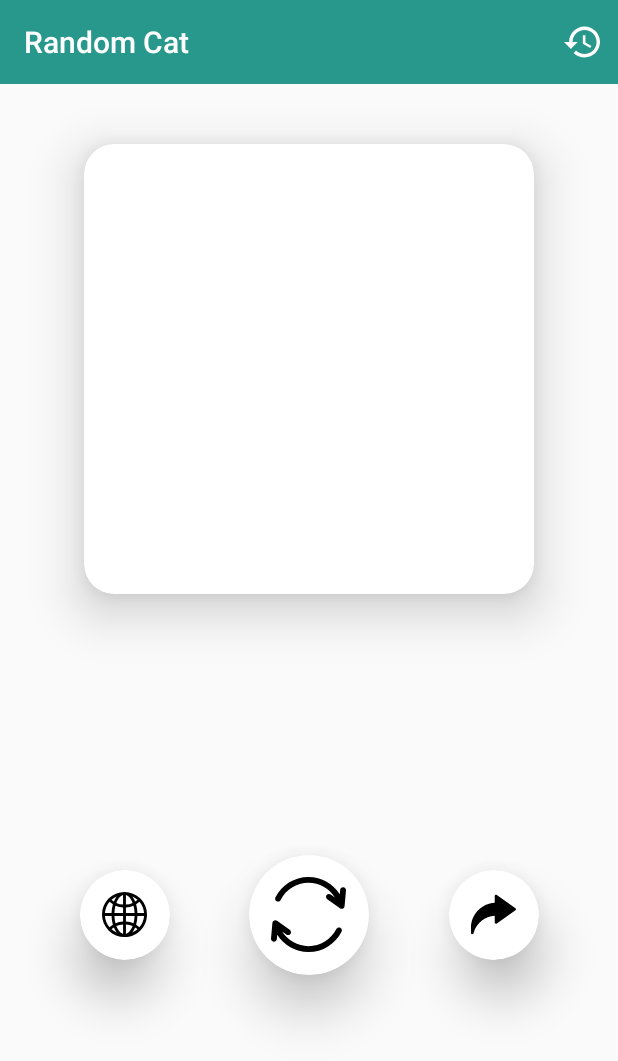
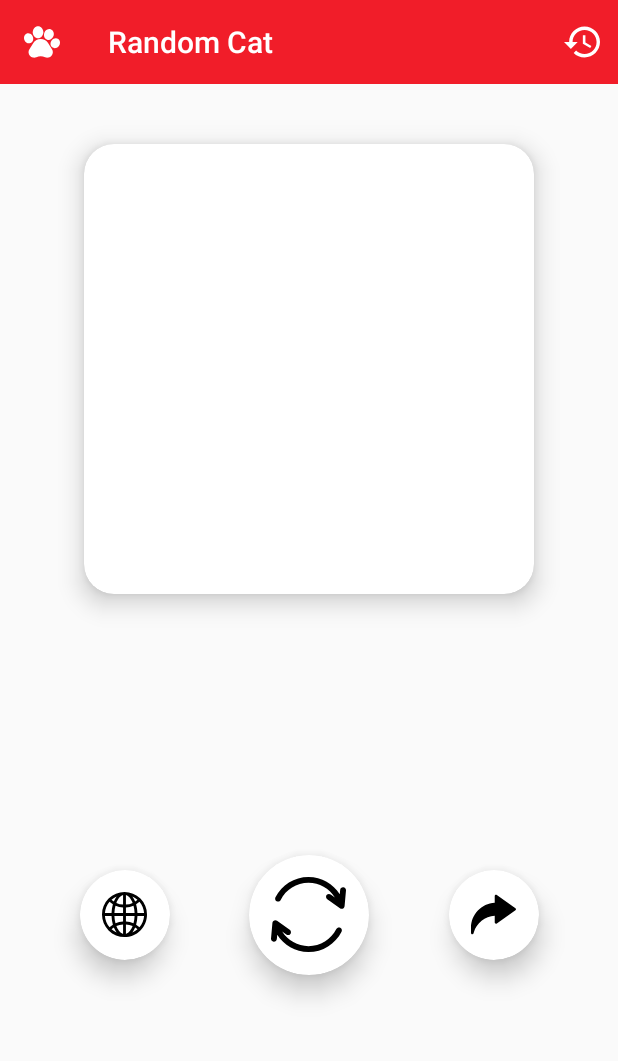
Before and after one commit to UsmonHamidulloh/random-cat, an Android app: the screen it shows after launch (MainActivity), on a phone screen of 412 x 824 dp. Shown: the top 1061 px of the screen. Run offline under Robolectric (Android 15) with nearby library versions, the phone set to English and light mode, and no system bars; our stand-ins replace Room's generated code; pictures from the network do not load; 1 statement that could not run was skipped.

Commit message:
toolbar color changed

```diff
--- a/app/src/main/java/usmon/hamidulloh/randomcat/ui/HistoryActivity.kt
+++ b/app/src/main/java/usmon/hamidulloh/randomcat/ui/HistoryActivity.kt
@@ -78,7 +78,7 @@
         val builder = AlertDialog.Builder(this)
 
         builder.apply {
-            setTitle("Delete ?")
+            setTitle("Delete")
             setMessage("Are you sure you want delete item forever ?")
             setPositiveButton("Delete") { dialogInterface, which ->
                 uiScope.launch {
--- a/app/src/main/java/usmon/hamidulloh/randomcat/ui/MainActivity.kt
+++ b/app/src/main/java/usmon/hamidulloh/randomcat/ui/MainActivity.kt
@@ -6,6 +6,7 @@
 import android.util.Log
 import android.view.Menu
 import android.view.MenuItem
+import android.widget.Toast
 import androidx.appcompat.app.AlertDialog
 import androidx.appcompat.app.AppCompatActivity
 import com.bumptech.glide.Glide
@@ -39,6 +40,12 @@
 
         val toolbar = binding.toolbar
         setSupportActionBar(toolbar)
+
+        toolbar.setNavigationOnClickListener {
+            Toast.makeText(this, "Developer's channel", Toast.LENGTH_SHORT).show()
+            val intent = Intent(Intent.ACTION_VIEW, Uri.parse("https://t.me/usmon_h"))
+            startActivity(intent)
+        }
 
         fetchPhoto()
 
--- /dev/null
+++ b/app/src/main/res/drawable/ic_pawprint_2.xml
@@ -0,0 +1,8 @@
+<vector android:height="24dp" android:viewportHeight="512"
+    android:viewportWidth="512.0001" android:width="24dp" xmlns:android="http://schemas.android.com/apk/res/android">
+    <path android:fillColor="#FFFF" android:pathData="m342.383,271.352c-23.039,-35.941 -62.277,-57.402 -104.965,-57.402s-81.926,21.461 -104.961,57.402l-55.516,86.605c-9.211,14.367 -13.461,30.969 -12.293,47.996 1.168,17.031 7.648,32.891 18.738,45.875 11.098,12.973 25.762,21.84 42.406,25.645 16.645,3.805 33.707,2.18 49.34,-4.691l1.047,-0.465c39.336,-16.945 84.285,-16.789 123.52,0.465 10.121,4.449 20.844,6.699 31.664,6.699 5.883,0 11.801,-0.668 17.664,-2.004 16.645,-3.801 31.309,-12.668 42.41,-25.645 11.094,-12.973 17.578,-28.836 18.75,-45.871 1.172,-17.035 -3.078,-33.633 -12.289,-48.008zM342.383,271.352"/>
+    <path android:fillColor="#FFFF" android:pathData="m91.895,271.238c16.516,-6.344 29.063,-19.652 35.328,-37.477 5.965,-16.961 5.477,-36.109 -1.379,-53.922 -6.859,-17.801 -19.336,-32.332 -35.133,-40.922 -16.594,-9.02 -34.824,-10.488 -51.313,-4.133 -33.172,12.754 -48.395,53.746 -33.93,91.398 11.555,29.969 38.504,48.887 65.75,48.887 6.957,0 13.934,-1.234 20.676,-3.832zM91.895,271.238"/>
+    <path android:fillColor="#FFFF" android:pathData="m199.613,203.387c41.469,0 75.207,-38.438 75.207,-85.684 0,-47.258 -33.738,-85.703 -75.207,-85.703 -41.465,0 -75.199,38.445 -75.199,85.703 0,47.246 33.734,85.684 75.199,85.684zM199.613,203.387"/>
+    <path android:fillColor="#FFFF" android:pathData="m329.496,224.438h0.004c6.379,2.117 12.887,3.129 19.367,3.129 30.242,0 59.715,-22.012 70.961,-55.84 6.477,-19.473 6.051,-40.063 -1.199,-57.973 -7.586,-18.75 -21.645,-32.359 -39.59,-38.324 -17.949,-5.965 -37.359,-3.477 -54.66,7 -16.527,10.008 -29.191,26.246 -35.66,45.719 -13.652,41.078 4.641,84.273 40.777,96.289zM329.496,224.438"/>
+    <path android:fillColor="#FFFF" android:pathData="m487.875,214.438 l-0.012,-0.012c-28.598,-21.125 -71.367,-11.969 -95.348,20.422 -23.957,32.406 -20.211,75.973 8.344,97.113 10.414,7.715 22.719,11.402 35.313,11.402 21.949,0 44.785,-11.203 60.051,-31.805 23.953,-32.406 20.211,-75.973 -8.348,-97.121zM487.875,214.438"/>
+</vector>
--- a/app/src/main/res/layout/activity_history.xml
+++ b/app/src/main/res/layout/activity_history.xml
@@ -14,7 +14,7 @@
         app:layout_constraintTop_toTopOf="parent"
         app:title="History"
         app:titleTextColor="@color/white"
-        android:background="#D5008577"/>
+        android:background="@color/red2"/>
 
     <androidx.recyclerview.widget.RecyclerView
         android:id="@+id/images_list"
--- a/app/src/main/res/layout/activity_main.xml
+++ b/app/src/main/res/layout/activity_main.xml
@@ -10,10 +10,11 @@
         android:id="@+id/toolbar"
         android:layout_width="match_parent"
         android:layout_height="?attr/actionBarSize"
+        android:background="@color/red2"
         app:layout_constraintTop_toTopOf="parent"
         app:title="Random Cat"
         app:titleTextColor="@color/white"
-        android:background="#D5008577"/>
+        app:navigationIcon="@drawable/ic_pawprint_2"/>
 
     <androidx.cardview.widget.CardView
         android:id="@+id/image_frame"
@@ -23,11 +24,11 @@
         android:clickable="true"
         android:focusable="true"
         android:foreground="?attr/selectableItemBackground"
+        app:cardCornerRadius="20sp"
+        app:cardElevation="10sp"
+        app:layout_constraintEnd_toEndOf="parent"
         app:layout_constraintStart_toStartOf="parent"
-        app:layout_constraintEnd_toEndOf="parent"
-        app:layout_constraintTop_toBottomOf="@id/toolbar"
-        app:cardElevation="20sp"
-        app:cardCornerRadius="20sp">
+        app:layout_constraintTop_toBottomOf="@id/toolbar">
 
 
         <ImageView
@@ -35,8 +36,8 @@
             android:layout_width="match_parent"
             android:layout_height="match_parent"
             android:scaleType="centerCrop"
-            tools:src="@drawable/img_cat"
-            tools:ignore="ContentDescription" />
+            tools:ignore="ContentDescription"
+            tools:src="@drawable/img_cat"/>
 
     </androidx.cardview.widget.CardView>
 
@@ -47,18 +48,18 @@
         android:clickable="true"
         android:focusable="true"
         android:foreground="?attr/selectableItemBackground"
+        app:cardCornerRadius="300dp"
+        app:cardElevation="10sp"
+        app:layout_constraintBottom_toBottomOf="parent"
+        app:layout_constraintEnd_toEndOf="parent"
         app:layout_constraintStart_toStartOf="parent"
-        app:layout_constraintEnd_toEndOf="parent"
-        app:layout_constraintTop_toBottomOf="@id/image_frame"
-        app:layout_constraintBottom_toBottomOf="parent"
-        app:cardCornerRadius="300dp"
-        app:cardElevation="20sp" >
+        app:layout_constraintTop_toBottomOf="@id/image_frame">
 
         <ImageView
             android:layout_width="50dp"
             android:layout_height="50dp"
+            android:layout_gravity="center"
             android:src="@drawable/ic_refresh"
-            android:layout_gravity="center"
             tools:ignore="ContentDescription" />
 
     </androidx.cardview.widget.CardView>
@@ -70,18 +71,18 @@
         android:clickable="true"
         android:focusable="true"
         android:foreground="?attr/selectableItemBackground"
+        app:cardCornerRadius="300dp"
+        app:cardElevation="10sp"
+        app:layout_constraintBottom_toBottomOf="parent"
+        app:layout_constraintEnd_toStartOf="@id/refresh"
         app:layout_constraintStart_toStartOf="parent"
-        app:layout_constraintEnd_toStartOf="@id/refresh"
-        app:layout_constraintTop_toBottomOf="@id/image_frame"
-        app:layout_constraintBottom_toBottomOf="parent"
-        app:cardCornerRadius="300dp"
-        app:cardElevation="20sp" >
+        app:layout_constraintTop_toBottomOf="@id/image_frame">
 
         <ImageView
             android:layout_width="30dp"
             android:layout_height="30dp"
+            android:layout_gravity="center"
             android:src="@drawable/ic_globe"
-            android:layout_gravity="center"
             tools:ignore="ContentDescription" />
 
     </androidx.cardview.widget.CardView>
@@ -93,18 +94,18 @@
         android:clickable="true"
         android:focusable="true"
         android:foreground="?attr/selectableItemBackground"
+        app:cardCornerRadius="300dp"
+        app:cardElevation="10sp"
+        app:layout_constraintBottom_toBottomOf="parent"
+        app:layout_constraintEnd_toEndOf="parent"
         app:layout_constraintStart_toEndOf="@id/refresh"
-        app:layout_constraintEnd_toEndOf="parent"
-        app:layout_constraintTop_toBottomOf="@id/image_frame"
-        app:layout_constraintBottom_toBottomOf="parent"
-        app:cardCornerRadius="300dp"
-        app:cardElevation="20sp" >
+        app:layout_constraintTop_toBottomOf="@id/image_frame">
 
         <ImageView
             android:layout_width="30dp"
             android:layout_height="30dp"
+            android:layout_gravity="center"
             android:src="@drawable/ic_next"
-            android:layout_gravity="center"
             tools:ignore="ContentDescription" />
 
     </androidx.cardview.widget.CardView>
--- a/app/src/main/res/menu/main_menu.xml
+++ b/app/src/main/res/menu/main_menu.xml
@@ -4,6 +4,6 @@
     <item
         android:id="@+id/history"
         android:icon="@drawable/ic_history"
-        android:title="History"
+        android:title=""
         app:showAsAction="always"/>
 </menu>
--- a/app/src/main/res/values/colors.xml
+++ b/app/src/main/res/values/colors.xml
@@ -9,5 +9,13 @@
     <color name="white">#FFFFFFFF</color>
 
     <color name="green">#008577</color>
-    <color name="red">#d50000</color>
+
+    <color name="red">#fe3a2e</color>
+    <color name="red2">#f11d29</color>
+
+    <color name="blue">#222755</color>
+    <color name="dark_blue">#1d2041</color>
+
+    <color name="yellow">#ffa12d</color>
+    <color name="color1">#ff882c</color>
 </resources>
--- a/app/src/main/res/values/themes.xml
+++ b/app/src/main/res/values/themes.xml
@@ -3,7 +3,7 @@
     <style name="Theme.RandomCat" parent="Theme.AppCompat.DayNight.NoActionBar">
         <!-- Primary brand color. -->
         <item name="colorPrimary">#D5008577</item>
-        <item name="colorPrimaryVariant">@color/green</item>
+        <item name="colorPrimaryVariant">@color/red2</item>
         <item name="colorOnPrimary">@color/white</item>
         <!-- Secondary brand color. -->
         <item name="colorSecondary">@color/teal_200</item>
```
